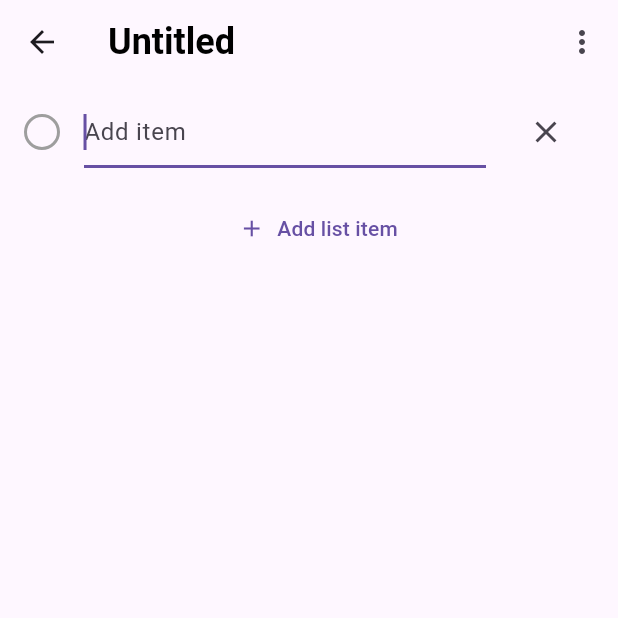
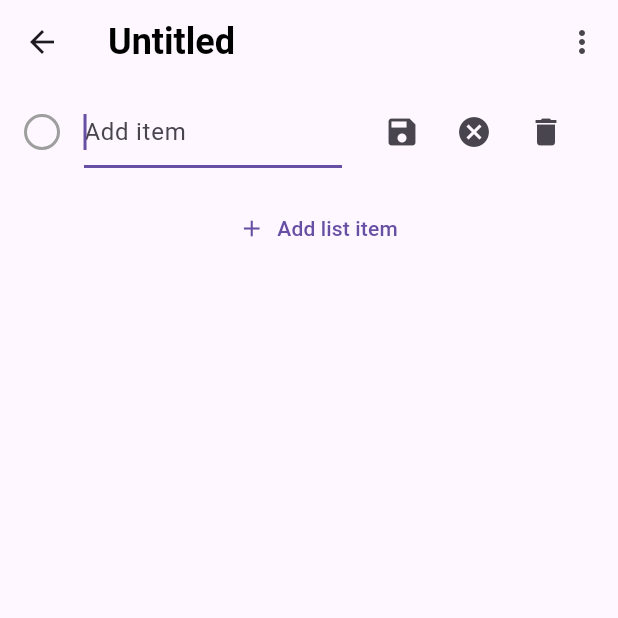
Before and after one commit to philbogle/flistify, a Flutter app: the ListDetailScreen screen opened directly with empty values, on a phone screen of 412 x 824 dp, the top half of it. Run offline on Flutter 3.47's test engine with Material 3 defaults, Android fonts, the phone set to English and light mode, and no system bars; our stand-ins replace camera, cloud_firestore, firebase_auth, firebase_core, google_sign_in, image_picker and 1 more; accounts and stored records are empty; generated files the repository leaves out were written again.

Commit message:
Editing refinements.  URL previews

```diff
--- a/lib/widgets/list_detail_screen.dart
+++ b/lib/widgets/list_detail_screen.dart
@@ -148,7 +148,28 @@ class _ListDetailScreenState extends State<ListDetailScreen> {
 
         final child = Scaffold(
           appBar: AppBar(
-            title: Text(list.title, style: titleStyle),
+            title: _isEditing
+                ? TextField(
+                    controller: _titleController,
+                    focusNode: _titleFocusNode,
+                    autofocus: true,
+                    style: titleStyle,
+                    decoration: const InputDecoration(
+                      border: InputBorder.none,
+                      hintText: 'Enter title',
+                    ),
+                    onSubmitted: (_) => _updateTitle(),
+                  )
+                : GestureDetector(
+                    onTap: () {
+                      if (mounted) {
+                        setState(() {
+                          _isEditing = true;
+                        });
+                      }
+                    },
+                    child: Text(list.title, style: titleStyle),
+                  ),
             actions: [
               PopupMenuButton<String>(
                 onSelected: (String result) async {
--- a/lib/widgets/subtask_item.dart
+++ b/lib/widgets/subtask_item.dart
@@ -1,9 +1,12 @@
-
 import 'package:flutter/material.dart';
 import 'package:cloud_firestore/cloud_firestore.dart';
 import 'package:listify_mobile/models/subitem.dart';
 
 import 'package:listify_mobile/widgets/circular_checkbox.dart';
+import 'package:listify_mobile/widgets/rename_subitem_dialog.dart';
+import 'package:url_launcher/url_launcher.dart';
+import 'package:html/parser.dart' as html_parser;
+import 'package:http/http.dart' as http;
 
 class SubtaskItem extends StatefulWidget {
   final Subitem subitem;
@@ -30,6 +33,8 @@ class _SubtaskItemState extends State<SubtaskItem> {
   final FocusNode _focusNode = FocusNode();
   bool _isEditing = false;
   late bool _optimisticCompleted;
+  Map<String, String>? _linkPreview;
+  bool _isLoadingPreview = false;
 
   @override
   void initState() {
@@ -49,6 +54,52 @@ class _SubtaskItemState extends State<SubtaskItem> {
         _updateSubitem();
       }
     });
+    _fetchLinkPreview();
+  }
+
+  @override
+  void didUpdateWidget(SubtaskItem oldWidget) {
+    super.didUpdateWidget(oldWidget);
+    if (widget.subitem.title != oldWidget.subitem.title) {
+      _controller.text = widget.subitem.title;
+      _fetchLinkPreview();
+    }
+  }
+
+  Future<void> _fetchLinkPreview() async {
+    final url = _extractUrl(widget.subitem.title);
+    if (url != null) {
+      setState(() {
+        _isLoadingPreview = true;
+      });
+      try {
+        final response = await http.get(Uri.parse(url));
+        if (response.statusCode == 200) {
+          final document = html_parser.parse(response.body);
+          final title = document.querySelector('title')?.text ?? '';
+          final description = document.querySelector('meta[name="description"]')?.attributes['content'] ?? '';
+          final imageUrl = document.querySelector('meta[property="og:image"]')?.attributes['content'] ?? '';
+          setState(() {
+            _linkPreview = {
+              'title': title,
+              'description': description,
+              'imageUrl': imageUrl,
+            };
+          });
+        }
+      } catch (e) {
+        // Ignore
+      }
+      setState(() {
+        _isLoadingPreview = false;
+      });
+    }
+  }
+
+  String? _extractUrl(String text) {
+    final urlRegex = RegExp(r'https?://[^\s]+');
+    final match = urlRegex.firstMatch(text);
+    return match?.group(0);
   }
 
   @override
@@ -112,9 +163,40 @@ class _SubtaskItemState extends State<SubtaskItem> {
     });
   }
 
+  void _showMenu(BuildContext context) {
+    final RenderBox overlay = Overlay.of(context).context.findRenderObject() as RenderBox;
+    final RenderBox itemBox = context.findRenderObject() as RenderBox;
+    final Offset position = itemBox.localToGlobal(Offset.zero, ancestor: overlay);
+
+    showMenu(
+      context: context,
+      position: RelativeRect.fromLTRB(position.dx, position.dy, position.dx + itemBox.size.width, position.dy + itemBox.size.height),
+      items: [
+        const PopupMenuItem(
+          value: 'edit',
+          child: Text('Edit'),
+        ),
+        const PopupMenuItem(
+          value: 'delete',
+          child: Text('Delete'),
+        ),
+      ],
+    ).then((value) {
+      if (value == 'edit') {
+        setState(() {
+          _isEditing = true;
+          _focusNode.requestFocus();
+        });
+      } else if (value == 'delete') {
+        widget.onDelete?.call();
+      }
+    });
+  }
+
   @override
   Widget build(BuildContext context) {
     return ListTile(
+      onLongPress: () => _showMenu(context),
       leading: CircularCheckbox(
         value: _optimisticCompleted,
         onChanged: _handleCheckboxChanged,
@@ -128,10 +210,15 @@ class _SubtaskItemState extends State<SubtaskItem> {
             )
           : GestureDetector(
               onTap: () {
-                setState(() {
-                  _isEditing = true;
-                });
-                _focusNode.requestFocus();
+                final url = _extractUrl(widget.subitem.title);
+                if (url != null) {
+                  launchUrl(Uri.parse(url));
+                } else {
+                  setState(() {
+                    _isEditing = true;
+                    _focusNode.requestFocus();
+                  });
+                }
               },
               child: Text(
                 _controller.text, // Use the controller's text for optimistic updates
@@ -141,10 +228,48 @@ class _SubtaskItemState extends State<SubtaskItem> {
                 ),
               ),
             ),
+      subtitle: _linkPreview != null
+          ? Card(
+              child: Padding(
+                padding: const EdgeInsets.all(8.0),
+                child: Column(
+                  crossAxisAlignment: CrossAxisAlignment.start,
+                  children: [
+                    if (_linkPreview!['imageUrl']!.isNotEmpty)
+                      Image.network(_linkPreview!['imageUrl']!),
+                    if (_linkPreview!['title']!.isNotEmpty)
+                      Text(_linkPreview!['title']!, style: const TextStyle(fontWeight: FontWeight.bold)),
+                    if (_linkPreview!['description']!.isNotEmpty)
+                      Text(_linkPreview!['description']!),
+                  ],
+                ),
+              ),
+            )
+          : _isLoadingPreview
+              ? const LinearProgressIndicator()
+              : null,
       trailing: _isEditing
-          ? IconButton(
-              icon: const Icon(Icons.clear),
-              onPressed: widget.onDelete,
+          ? Row(
+              mainAxisSize: MainAxisSize.min,
+              children: [
+                IconButton(
+                  icon: const Icon(Icons.save),
+                  onPressed: _updateSubitem,
+                ),
+                IconButton(
+                  icon: const Icon(Icons.cancel),
+                  onPressed: () {
+                    setState(() {
+                      _isEditing = false;
+                      _controller.text = widget.subitem.title; // Revert changes
+                    });
+                  },
+                ),
+                IconButton(
+                  icon: const Icon(Icons.delete),
+                  onPressed: widget.onDelete,
+                ),
+              ],
             )
           : null,
     );
--- a/pubspec.yaml
+++ b/pubspec.yaml
@@ -18,7 +18,10 @@ dependencies:
   camera: ^0.11.0
   image_picker: ^1.1.0
   file_picker: ^8.0.5
+  url_launcher: ^6.3.0
+  html: ^0.15.4
   http: ^1.4.0
+  cupertino_icons: ^1.0.2
 
 dev_dependencies:
   flutter_test:
```
Also changed, not shown: pubspec.lock, 6 other files.
